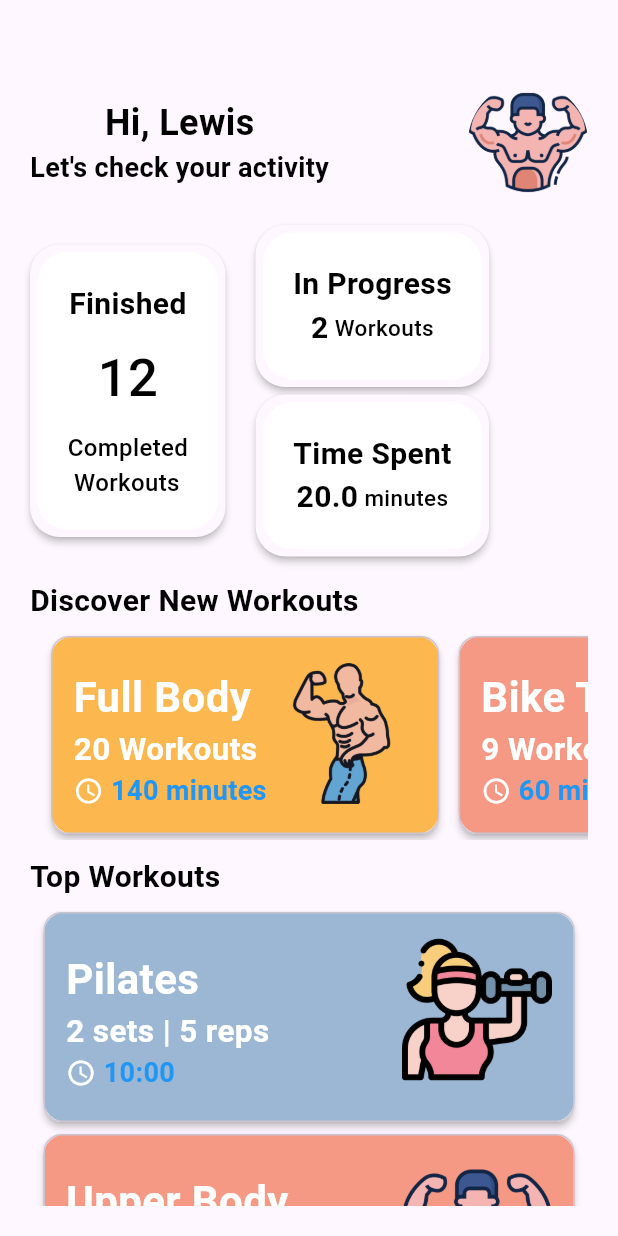
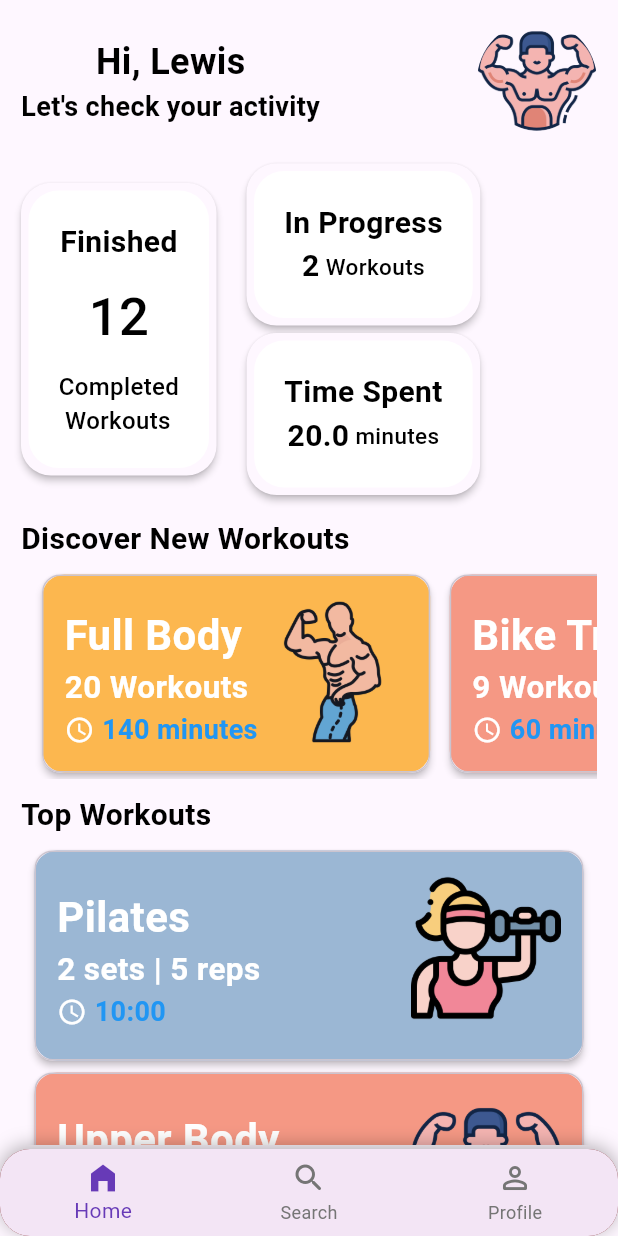
Before and after one commit to Leehon008/gym, a Flutter app: the screen it shows after launch, on a phone screen of 412 x 824 dp. Run offline on Flutter 3.47's test engine with Material 3 defaults, Android fonts, the phone set to English and light mode, and no system bars.

Commit message:
feat: add partial navigation

```diff
--- a/lib/pages/home.dart
+++ b/lib/pages/home.dart
@@ -1,4 +1,5 @@
 import 'package:flutter/material.dart';
+import 'package:hymns/pages/workout_screen.dart';
 import 'package:hymns/services/section_head_line_text.dart';
 import 'package:hymns/services/small_card_widget.dart';
 import 'package:hymns/services/stats_widget_card.dart';
@@ -61,127 +62,68 @@ class Home extends StatefulWidget {
 
 class _HomeState extends State<Home> {
   // final CarouselController __controller = CarouselController(initialItem: 2);
+  int _selectedIndex = 0;
+
+  // Example pages
+  final List<Widget> _pages = [
+    HomeScreen(),
+    const WorkoutScreen(),
+    const ProfileScreen(),
+  ];
+
+  void _onItemTapped(int index) {
+    setState(() {
+      _selectedIndex = index;
+    });
+  }
 
   @override
   Widget build(BuildContext context) {
     return Scaffold(
-      // appBar: AppBar(
-      //   backgroundColor: Theme.of(context).colorScheme.inversePrimary,
-      //   title: Text('Home Page'),
-      // ),
-      body: Container(
-        margin: EdgeInsets.all(20.0),
-        child: Column(
-          children: [
-            SizedBox(height: 35.0),
-            Row(
-              mainAxisAlignment: MainAxisAlignment.spaceBetween,
-              children: [
-                Column(
-                  children: [
-                    Text("Hi, Lewis", style: AppWidget.headlineStyle(24.0)),
-                    Text(
-                      "Let's check your activity",
-                      style: AppWidget.headlineStyle(18.0),
+      body: _pages[_selectedIndex],
+      bottomNavigationBar: Container(
+        decoration: BoxDecoration(
+          color: const Color.fromARGB(255, 123, 32, 32),
+          boxShadow: [
+            BoxShadow(
+              color: Colors.black.withOpacity(0.3),
+              blurRadius: 10,
+              offset: const Offset(0, -2),
             ),
           ],
+          borderRadius: const BorderRadius.all(Radius.circular(20.0)),
         ),
-                ClipRRect(
-                  borderRadius: BorderRadius.circular(60.0),
-                  child: Image(
-                    image: AssetImage('assets/images/profile.png'),
-                    width: 80,
-                    height: 80,
-                    fit: BoxFit.cover,
+        child: ClipRRect(
+          borderRadius: const BorderRadius.all(Radius.circular(20.0)),
+          child: BottomNavigationBar(
+            currentIndex: _selectedIndex,
+            onTap: _onItemTapped,
+            elevation: 0,
+            backgroundColor: const Color(0xfff3e5f5),
+            selectedItemColor: Colors.deepPurple,
+            unselectedItemColor: Colors.grey.shade600,
+            showUnselectedLabels: true,
+            type: BottomNavigationBarType.fixed,
+            items: const [
+              BottomNavigationBarItem(
+                icon: Icon(Icons.home_rounded),
+                activeIcon: Icon(Icons.home_filled),
+                label: 'Home',
               ),
+              BottomNavigationBarItem(
+                icon: Icon(Icons.search_rounded),
+                activeIcon: Icon(Icons.search),
+                label: 'Search',
               ),
-              ],
-            ),
-            SizedBox(height: 15.0),
-            Row(
-              children: [
-                Row(
-                  spacing: 20.0,
-                  children: [
-                    Column(
-                      children: [
-                        Material(
-                          elevation: 2.0,
-                          borderRadius: BorderRadius.circular(20.0),
-
-                          child: Container(
-                            padding: EdgeInsets.all(20.0),
-                            decoration: BoxDecoration(
-                              borderRadius: BorderRadius.circular(20.0),
-                              color: const Color.fromARGB(255, 255, 255, 255),
-                            ),
-                            margin: EdgeInsets.all(5.0),
-                            child: Column(
-                              children: [
-                                Text(
-                                  "Finished",
-                                  style: AppWidget.headlineStyle(20.0),
-                                ),
-                                SizedBox(height: 10.0),
-                                Text(
-                                  "12",
-                                  style: AppWidget.mediumTextStyle(35.0),
-                                ),
-                                SizedBox(height: 10.0),
-                                Text(
-                                  "Completed\n Workouts",
-                                  style: AppWidget.mediumTextStyle(16.0),
+              BottomNavigationBarItem(
+                icon: Icon(Icons.person_outline_rounded),
+                activeIcon: Icon(Icons.person),
+                label: 'Profile',
               ),
             ],
           ),
         ),
       ),
-                      ],
-                    ),
-                    Row(
-                      children: [
-                        Column(
-                          mainAxisAlignment: MainAxisAlignment.spaceEvenly,
-                          children: [
-                            StatsWidgetCard(
-                              headlineText: "In Progress",
-                              valueText: "2",
-                              suffixText: " Workouts",
-                            ),
-                            SizedBox(height: 5.0),
-                            StatsWidgetCard(
-                              headlineText: "Time Spent",
-                              valueText: "20.0",
-                              suffixText: " minutes",
-                            ),
-                          ],
-                        ),
-                      ],
-                    ),
-                  ],
-                ),
-              ],
-            ),
-            SizedBox(height: 15.0),
-            SectionHeadLineText(headlineText: "Discover New Workouts"),
-            SizedBox(height: 5.0),
-            SizedBox(
-              height: 140.0,
-              child: SmallCardWidget(workoutList: widget.workoutList),
-            ),
-            SizedBox(height: 10.0),
-            SectionHeadLineText(headlineText: "Top Workouts"),
-            SizedBox(height: 5.0),
-            SizedBox(
-              height: 200.0,
-              child: SmallCardWidget(
-                workoutList: widget.topWorkoutList,
-                scrollDirection: Axis.vertical,
-              ),
-            ),
-          ],
-        ),
-      ),
     );
   }
 }
--- /dev/null
+++ b/lib/pages/workout_screen.dart
@@ -0,0 +1,225 @@
+import 'package:flutter/material.dart';
+import 'package:hymns/services/section_head_line_text.dart';
+import 'package:hymns/services/small_card_widget.dart';
+import 'package:hymns/services/stats_widget_card.dart';
+import 'package:hymns/services/support_widget.dart';
+
+class HomeScreen extends StatefulWidget {
+  final workoutList = [
+    {
+      "headlineText": "Full Body",
+      "workouts": "20 Workouts",
+      "minutes": "140 minutes",
+      "bgColor": Color(0xfffcb74f),
+      "imagePath": 'man.png',
+    },
+    {
+      "headlineText": "Bike Training",
+      "workouts": "9 Workouts",
+      "minutes": "60 minutes",
+      "bgColor": Color(0xfff59884),
+      "imagePath": 'bike.png',
+    },
+    {
+      "headlineText": "Meditation",
+      "workouts": "8 Workouts",
+      "minutes": "45 minutes",
+      "bgColor": Color(0xff9ad3bc),
+      "imagePath": 'meditate.png',
+    },
+    {
+      "headlineText": "Treadmill",
+      "workouts": "89 Workouts",
+      "minutes": "23 minutes",
+      "bgColor": Color(0xff9bb7d4),
+      "imagePath": 'treadmill.png',
+    },
+  ];
+  final topWorkoutList = [
+    {
+      "headlineText": "Pilates",
+      "workouts": "2 sets | 5 reps",
+      "minutes": "10:00",
+      "bgColor": Color(0xff9bb7d4),
+      "imagePath": 'fitness.png',
+    },
+    {
+      "headlineText": "Upper Body",
+      "workouts": "9 sets | 5 reps",
+      "minutes": "60:00",
+      "textColor": const Color.fromARGB(255, 21, 172, 61),
+      "bgColor": Color(0xfff59884),
+      "imagePath": 'profile.png',
+    },
+  ];
+
+  HomeScreen({super.key});
+
+  @override
+  State<HomeScreen> createState() => _HomeScreenState();
+}
+
+class _HomeScreenState extends State<HomeScreen> {
+  @override
+  Widget build(BuildContext context) {
+    return SafeArea(
+      child: SingleChildScrollView(
+        padding: const EdgeInsets.all(2.0),
+        child: Container(
+          margin: EdgeInsets.all(12.0),
+          child: Column(
+            children: [
+              Row(
+                mainAxisAlignment: MainAxisAlignment.spaceBetween,
+                children: [
+                  Column(
+                    children: [
+                      Text("Hi, Lewis", style: AppWidget.headlineStyle(24.0)),
+                      Text(
+                        "Let's check your activity",
+                        style: AppWidget.headlineStyle(18.0),
+                      ),
+                    ],
+                  ),
+                  ClipRRect(
+                    borderRadius: BorderRadius.circular(60.0),
+                    child: Image(
+                      image: AssetImage('assets/images/profile.png'),
+                      width: 80,
+                      height: 80,
+                      fit: BoxFit.cover,
+                    ),
+                  ),
+                ],
+              ),
+              SizedBox(height: 15.0),
+              Row(
+                children: [
+                  Row(
+                    spacing: 20.0,
+                    children: [
+                      Column(
+                        children: [
+                          Material(
+                            elevation: 2.0,
+                            borderRadius: BorderRadius.circular(20.0),
+
+                            child: Container(
+                              padding: EdgeInsets.all(20.0),
+                              decoration: BoxDecoration(
+                                borderRadius: BorderRadius.circular(20.0),
+                                color: const Color.fromARGB(255, 255, 255, 255),
+                              ),
+                              margin: EdgeInsets.all(5.0),
+                              child: Column(
+                                children: [
+                                  Text(
+                                    "Finished",
+                                    style: AppWidget.headlineStyle(20.0),
+                                  ),
+                                  SizedBox(height: 10.0),
+                                  Text(
+                                    "12",
+                                    style: AppWidget.mediumTextStyle(35.0),
+                                  ),
+                                  SizedBox(height: 10.0),
+                                  Text(
+                                    "Completed\n Workouts",
+                                    style: AppWidget.mediumTextStyle(16.0),
+                                  ),
+                                ],
+                              ),
+                            ),
+                          ),
+                        ],
+                      ),
+                      Row(
+                        children: [
+                          Column(
+                            mainAxisAlignment: MainAxisAlignment.spaceEvenly,
+                            children: [
+                              StatsWidgetCard(
+                                headlineText: "In Progress",
+                                valueText: "2",
+                                suffixText: " Workouts",
+                              ),
+                              SizedBox(height: 5.0),
+                              StatsWidgetCard(
+                                headlineText: "Time Spent",
+                                valueText: "20.0",
+                                suffixText: " minutes",
+                              ),
+                            ],
+                          ),
+                        ],
+                      ),
+                    ],
+                  ),
+                ],
+              ),
+              SizedBox(height: 15.0),
+              SectionHeadLineText(headlineText: "Discover New Workouts"),
+              SizedBox(height: 5.0),
+              SizedBox(
+                height: 140.0,
+                child: SmallCardWidget(workoutList: widget.workoutList),
+              ),
+              SizedBox(height: 10.0),
+              SectionHeadLineText(headlineText: "Top Workouts"),
+              SizedBox(height: 5.0),
+              SizedBox(
+                height: 200.0,
+                child: SmallCardWidget(
+                  workoutList: widget.topWorkoutList,
+                  scrollDirection: Axis.vertical,
+                ),
+              ),
+            ],
+          ),
+        ),
+      ),
+    );
+  }
+}
+
+class SearchScreen extends StatelessWidget {
+  const SearchScreen({super.key});
+
+  @override
+  Widget build(BuildContext context) {
+    return const Center(
+      child: Text(
+        "Search Workouts",
+        style: TextStyle(fontSize: 22, fontWeight: FontWeight.w600),
+      ),
+    );
+  }
+}
+
+class WorkoutScreen extends StatelessWidget {
+  const WorkoutScreen({super.key});
+
+  @override
+  Widget build(BuildContext context) {
+    return const Center(
+      child: Text(
+        "Search Workouts",
+        style: TextStyle(fontSize: 22, fontWeight: FontWeight.w600),
+      ),
+    );
+  }
+}
+
+class ProfileScreen extends StatelessWidget {
+  const ProfileScreen({super.key});
+
+  @override
+  Widget build(BuildContext context) {
+    return const Center(
+      child: Text(
+        "User Profile",
+        style: TextStyle(fontSize: 22, fontWeight: FontWeight.w600),
+      ),
+    );
+  }
+}
```
Lines whose indentation alone changed are shown as unchanged.
